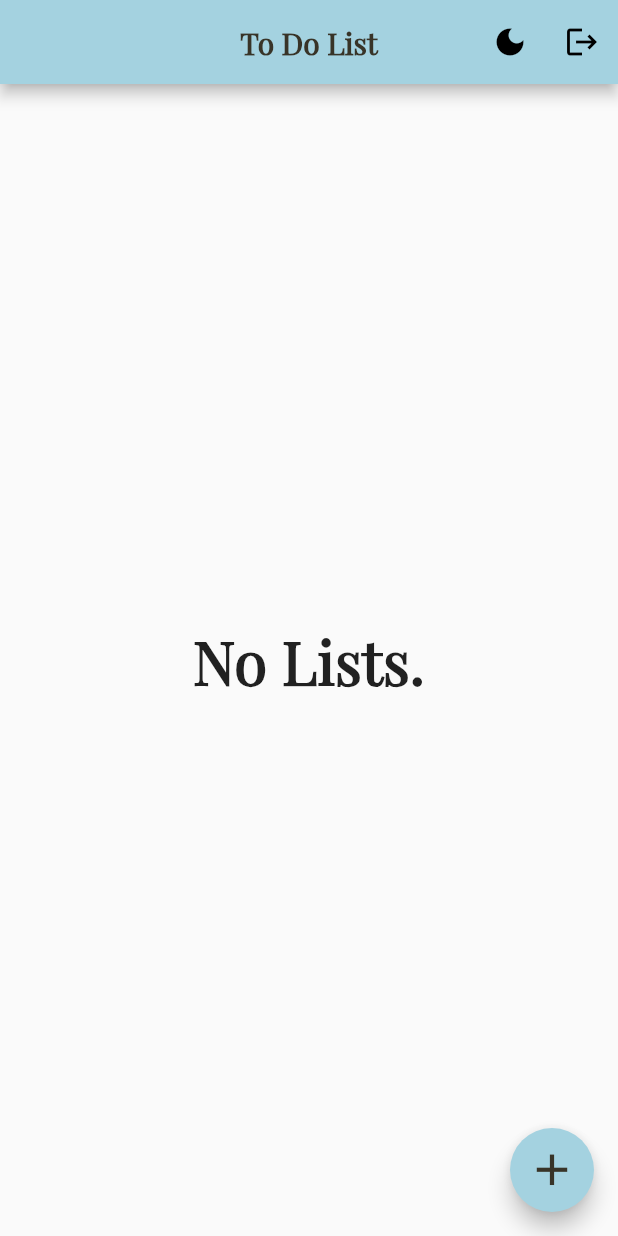
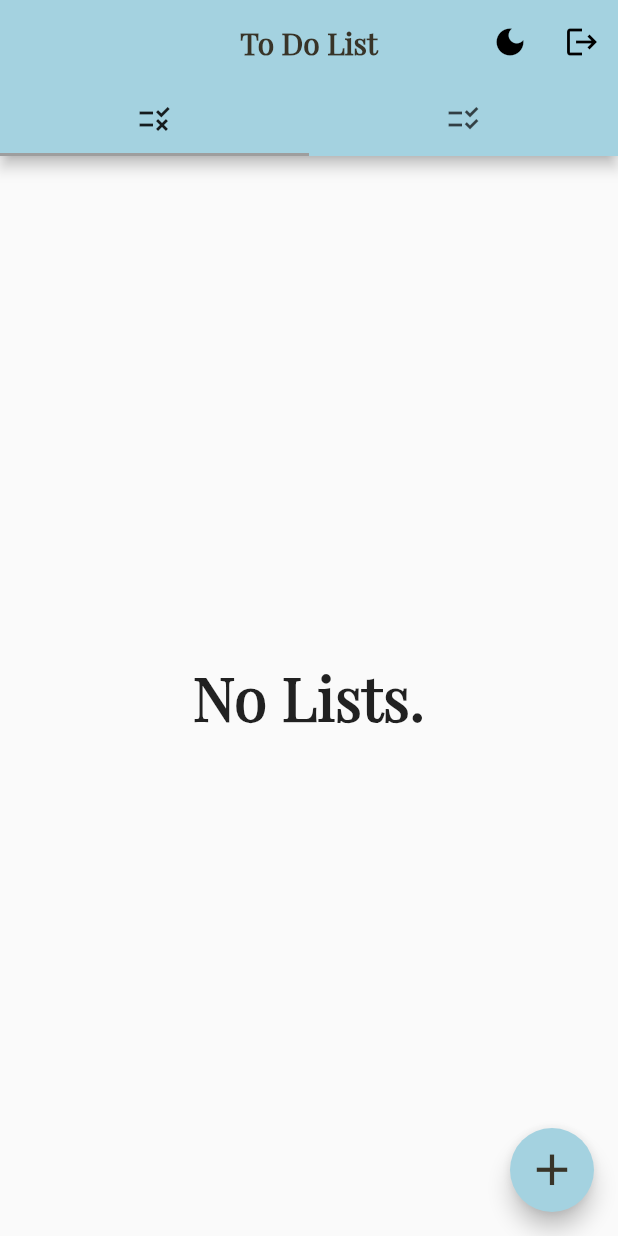
Before and after one commit to Flip404/To_Do_App, a Flutter app: the screen it shows once a user with an empty profile is signed in, on a phone screen of 412 x 824 dp. Run offline on Flutter 3.47's test engine with Material 2 defaults, Android fonts, the light colour scheme and no system bars; our stand-ins replace cloud_firestore, email_validator, firebase_auth, firebase_core; accounts and stored records are empty; network calls fail.

Commit message:
add todo list view with done and notdone

```diff
--- a/lib/features/todolist_features.dart
+++ b/lib/features/todolist_features.dart
@@ -11,9 +11,17 @@ class ToDoListFeatures {
     await tododoc.set(todojson);
   }
 
-  static Stream<List<ToDo>> todoList({required String userid}) => FirebaseFirestore.instance
+  static Stream<List<ToDo>> todoListNotDone({required String userid}) => FirebaseFirestore.instance
       .collection('ToDoList')
       .where('userId', isEqualTo: userid)
+      .where('isDone', isEqualTo: false)
+      .snapshots()
+      .map((event) => event.docs.map((e) => ToDo.fromJson(e.data())).toList());
+
+  static Stream<List<ToDo>> todoListDone({required String userid}) => FirebaseFirestore.instance
+      .collection('ToDoList')
+      .where('userId', isEqualTo: userid)
+      .where('isDone', isEqualTo: true)
       .snapshots()
       .map((event) => event.docs.map((e) => ToDo.fromJson(e.data())).toList());
 
--- a/lib/pages/homepage/home_page.dart
+++ b/lib/pages/homepage/home_page.dart
@@ -2,6 +2,8 @@ import 'package:firebase_auth/firebase_auth.dart';
 import 'package:first_firebase_project/models/todolist_model.dart';
 import 'package:first_firebase_project/pages/homepage/widgets/add_todo.dart';
 import 'package:first_firebase_project/pages/homepage/widgets/edit_todo.dart';
+import 'package:first_firebase_project/pages/homepage/widgets/list_todo.dart';
+import 'package:first_firebase_project/pages/homepage/widgets/list_todo_done.dart';
 import 'package:first_firebase_project/utils.dart';
 import 'package:flutter/material.dart';
 import 'package:provider/provider.dart';
@@ -15,12 +17,26 @@ class HomePage extends StatefulWidget {
   State<HomePage> createState() => _HomePageState();
 }
 
-class _HomePageState extends State<HomePage> {
+class _HomePageState extends State<HomePage> with SingleTickerProviderStateMixin{
+
+  late TabController tabcontroller;
+
+  @override
+  void initState() {
+    super.initState();
+    tabcontroller = TabController(length: 2, vsync: this);
+  }
+
+  @override
+  void dispose() {
+    tabcontroller.dispose();
+    super.dispose();
+  }
+
   @override
   Widget build(BuildContext context) {
 
     final featuresProvider = Provider.of<FeaturesProvider>(context);
-    final user = FirebaseAuth.instance.currentUser!;
 
     return Scaffold(
         appBar: AppBar(
@@ -46,35 +62,21 @@ class _HomePageState extends State<HomePage> {
               onPressed: () => FirebaseAuth.instance.signOut()
             )
           ],
+          bottom: TabBar(
+            controller: tabcontroller,
+            tabs: const [
+              Tab(icon: Icon(Icons.rule),),
+              Tab(icon: Icon(Icons.checklist_rtl),)
+            ],
+          ),
         ),
-        body: StreamBuilder<List<ToDo>>(
-            stream: featuresProvider.listTodo(user.uid),
-            builder: (context, snapshot) {
-              if (snapshot.hasError) {
-                return Center(
-                    child: Text("Something was wrong ${snapshot.error}"));
-              } else if (snapshot.hasData) {
-                final data = snapshot.data!;
-                if (data.isEmpty) {
-                  return const Center(
-                      child: Text(
-                    "No Lists.",
-                    style: TextStyle(
-                        fontFamily: "PlayfairDisplay",
-                        fontSize: 40,
-                        fontWeight: FontWeight.bold),
-                  ));
-                } else {
-                  return ListView(
-                    children: data.map(buildToDo).toList(),
-                  );
-                }
-              } else {
-                return const Center(
-                  child: CircularProgressIndicator(),
-                );
-              }
-            }),
+        body: TabBarView(
+          controller: tabcontroller,
+          children: const [
+            ToDoListNotDone(),
+            ToDoListDone()
+          ]
+        ),
         floatingActionButton: FloatingActionButton(
           backgroundColor: const Color.fromRGBO(164, 210, 224, 1),
           child: const Icon(
--- /dev/null
+++ b/lib/pages/homepage/widgets/list_todo.dart
@@ -0,0 +1,98 @@
+import 'package:firebase_auth/firebase_auth.dart';
+import 'package:first_firebase_project/models/todolist_model.dart';
+import 'package:first_firebase_project/pages/homepage/widgets/edit_todo.dart';
+import 'package:first_firebase_project/provider/todo_provider.dart';
+import 'package:first_firebase_project/utils.dart';
+import 'package:flutter/material.dart';
+import 'package:provider/provider.dart';
+
+class ToDoListNotDone extends StatefulWidget {
+  const ToDoListNotDone({ Key? key }) : super(key: key);
+
+  @override
+  State<ToDoListNotDone> createState() => _ToDoListNotDoneState();
+}
+
+class _ToDoListNotDoneState extends State<ToDoListNotDone> {
+  @override
+  Widget build(BuildContext context) {
+
+    final featuresProvider = Provider.of<FeaturesProvider>(context);
+    final user = FirebaseAuth.instance.currentUser!;
+
+    return StreamBuilder<List<ToDo>>(
+            stream: featuresProvider.listTodoNotDone(user.uid),
+            builder: (context, snapshot) {
+              if (snapshot.hasError) {
+                return Center(
+                    child: Text("Something was wrong ${snapshot.error}"));
+              } else if (snapshot.hasData) {
+                final data = snapshot.data!;
+                if (data.isEmpty) {
+                  return const Center(
+                      child: Text(
+                    "No Lists.",
+                    style: TextStyle(
+                        fontFamily: "PlayfairDisplay",
+                        fontSize: 40,
+                        fontWeight: FontWeight.bold),
+                  ));
+                } else {
+                  return ListView(
+                    children: data.map(buildToDo).toList(),
+                  );
+                }
+              } else {
+                return const Center(
+                  child: CircularProgressIndicator(),
+                );
+              }
+            });
+  }
+
+  Widget buildToDo(ToDo todo){
+
+    final featuresProvider = Provider.of<FeaturesProvider>(context);
+
+    return Card(
+        color: const Color.fromRGBO(164, 210, 224, 1),
+        margin: const EdgeInsets.all(10),
+        shape: RoundedRectangleBorder(
+          borderRadius: BorderRadius.circular(15.0),
+        ),
+        child: ListTile(
+            textColor: const Color.fromRGBO(56, 52, 40, 1),
+            leading: Checkbox(
+              activeColor: const Color.fromRGBO(103, 195, 146, 1),
+              shape: RoundedRectangleBorder(
+                borderRadius: BorderRadius.circular(10),
+              ),
+              value: todo.isDone,
+              onChanged: ((value) {
+                featuresProvider.toggleTodo(todo.id, value);
+              }),
+            ),
+            title: Text(
+              todo.title.toUpperCase(),
+              style: const TextStyle(fontSize: 20, fontWeight: FontWeight.w500),
+            ),
+            subtitle: Text(
+              todo.description,
+              style: const TextStyle(fontSize: 15),
+            ),
+            trailing: IconButton(
+                onPressed: (() {
+                  Utils.showSnackBar('Deleted!');
+                  featuresProvider.removeTodo(todo.id);
+                }),
+                icon: const Icon(
+                  Icons.delete,
+                  color: Color.fromRGBO(10, 12, 28, 1),
+                )),
+            onTap: () => showDialog(
+                context: context,
+                builder: (context) => EditToDo(todo: todo))
+        ),
+      );
+  }
+}
--- a/lib/provider/todo_provider.dart
+++ b/lib/provider/todo_provider.dart
@@ -20,5 +20,7 @@ class FeaturesProvider extends ChangeNotifier {
 
   void updateTodo(ToDo todo) => ToDoListFeatures.todoUpdate(todo: todo);
 
-  Stream<List<ToDo>> listTodo(String userId) => ToDoListFeatures.todoList(userid: userId);
+  Stream<List<ToDo>> listTodoDone(String userId) => ToDoListFeatures.todoListDone(userid: userId);
+
+  Stream<List<ToDo>> listTodoNotDone(String userId) => ToDoListFeatures.todoListNotDone(userid: userId);
 }
```
Also changed, not shown: lib/pages/homepage/widgets/list_todo_done.dart (added, +98 -0 lines).
